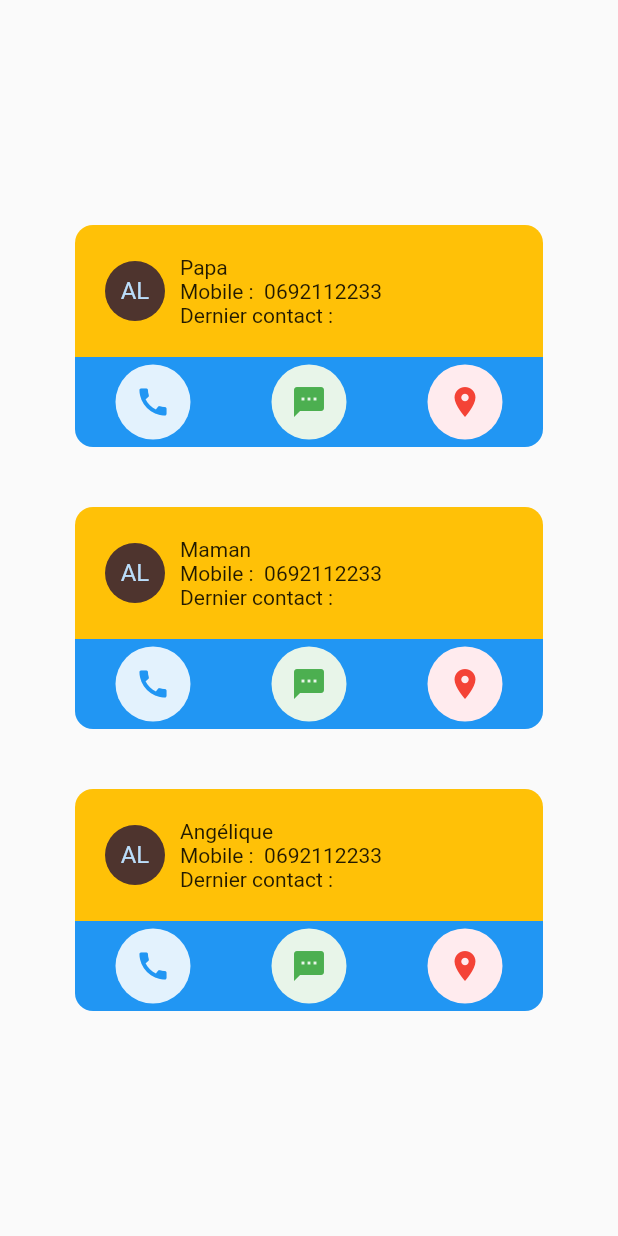
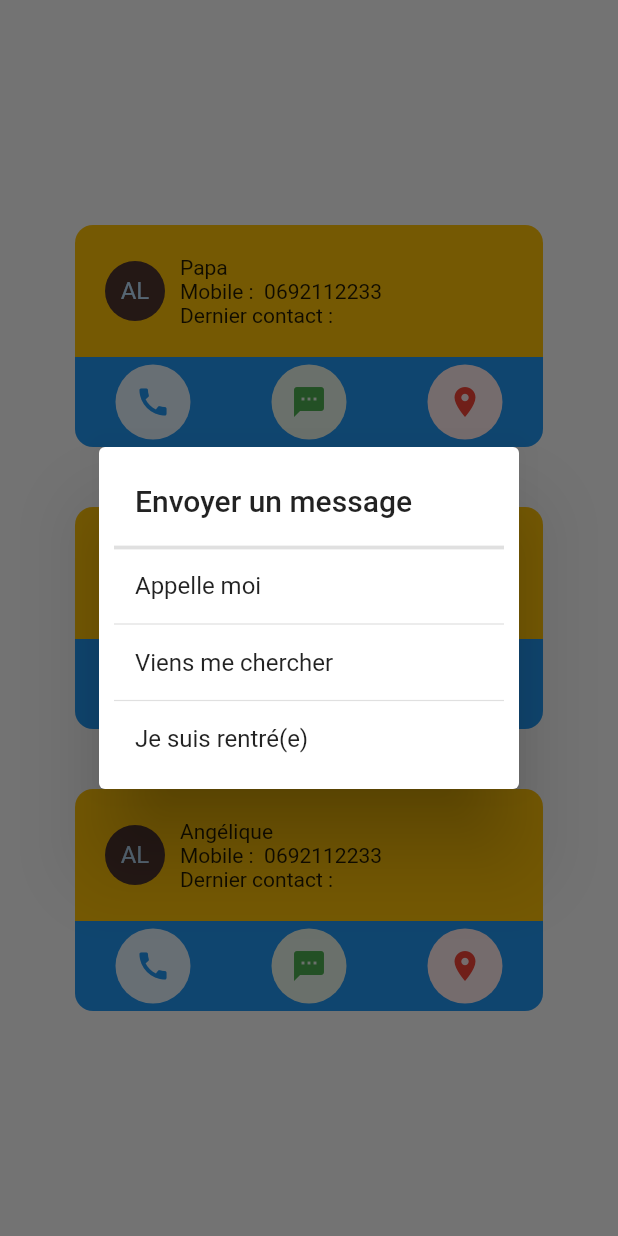
Before and after one commit to l4rnaud/kikoo, a Flutter app: the screen it shows after launch, after a tap on the "sms" icon, on a phone screen of 412 x 824 dp. Run offline on Flutter 3.47's test engine with Material 2 defaults, Android fonts, the light colour scheme and no system bars.

Commit message:
UI pour l envoi de message rapide

```diff
--- a/lib/src/widgets/CardContactActions.dart
+++ b/lib/src/widgets/CardContactActions.dart
@@ -3,23 +3,22 @@ Author : Lesly ARNAUD (l4rnaud)
 Widget : Creation d'une liste d'action
 */
 import 'package:flutter/material.dart';
+import 'package:kikoo/src/widgets/MessageSimpleDialog.dart';
 
 class CardContactActions extends StatelessWidget {
-  const CardContactActions({ Key? key }) : super(key: key);
+  const CardContactActions({Key? key}) : super(key: key);
 
   @override
   Widget build(BuildContext context) {
     return Container(
         margin: EdgeInsets.fromLTRB(50, 0, 50, 20),
-      padding: EdgeInsets.only(top: 5,bottom: 5),
+        padding: EdgeInsets.only(top: 5, bottom: 5),
         decoration: BoxDecoration(
             color: Colors.blue,
             shape: BoxShape.rectangle,
             borderRadius: BorderRadius.only(
                 bottomLeft: Radius.circular(12),
-            bottomRight: Radius.circular(12)
-        )
-      ),
+                bottomRight: Radius.circular(12))),
         child: Row(
           mainAxisAlignment: MainAxisAlignment.spaceAround,
           children: [
@@ -35,23 +34,27 @@ class CardContactActions extends StatelessWidget {
             CircleAvatar(
               backgroundColor: Colors.green.shade50,
               radius: 25,
-            child : IconButton(
+              child: IconButton(
                 icon: const Icon(Icons.sms),
                 color: Colors.green,
-              onPressed: () {},
+                onPressed: () {
+                  showDialog(
+                      context: context,
+                      builder: (BuildContext context) {
+                        return MessageSimpleDialog();
+                      });
+                },
               ),
             ),
             CircleAvatar(
                 backgroundColor: Colors.red.shade50,
                 radius: 25,
-            child : IconButton(
+                child: IconButton(
                   icon: const Icon(Icons.location_on),
                   color: Colors.red,
                   onPressed: () {},
-            )
-          ),
+                )),
           ],
-      )
-    );
+        ));
   }
 }
--- /dev/null
+++ b/lib/src/widgets/MessageSimpleDialog.dart
@@ -0,0 +1,51 @@
+/*
+Author : Lesly ARNAUD (l4rnaud)
+Widget : Fenetre d'affichage des messages prédéfinis a envoyer
+*/
+import 'package:flutter/material.dart';
+
+class MessageSimpleDialog extends StatelessWidget {
+  const MessageSimpleDialog({ Key? key }) : super(key: key);
+
+  @override
+  Widget build(BuildContext context) {
+    return SimpleDialog(
+      title: const Text('Envoyer un message'),
+      children: [
+        Divider(
+          thickness: 2.5,
+          indent: 10.0,
+          endIndent: 10.0,
+        ),
+        SimpleDialogOption(
+          onPressed: () {
+
+          },
+          child: const Text('Appelle moi'),
+        ),
+        Divider(
+          thickness: 0.8,
+          indent: 10.0,
+          endIndent: 10.0,
+        ),
+        SimpleDialogOption(
+          onPressed: () {
+
+          },
+          child: const Text('Viens me chercher'),
+        ),
+        Divider(
+          thickness: 0.8,
+          indent: 10.0,
+          endIndent: 10.0,
+        ),
+        SimpleDialogOption(
+          onPressed: () {
+
+          },
+          child: const Text('Je suis rentré(e)'),
+        ),
+      ],
+    );
+  }
+}
```
Lines whose indentation alone changed are shown as unchanged.
